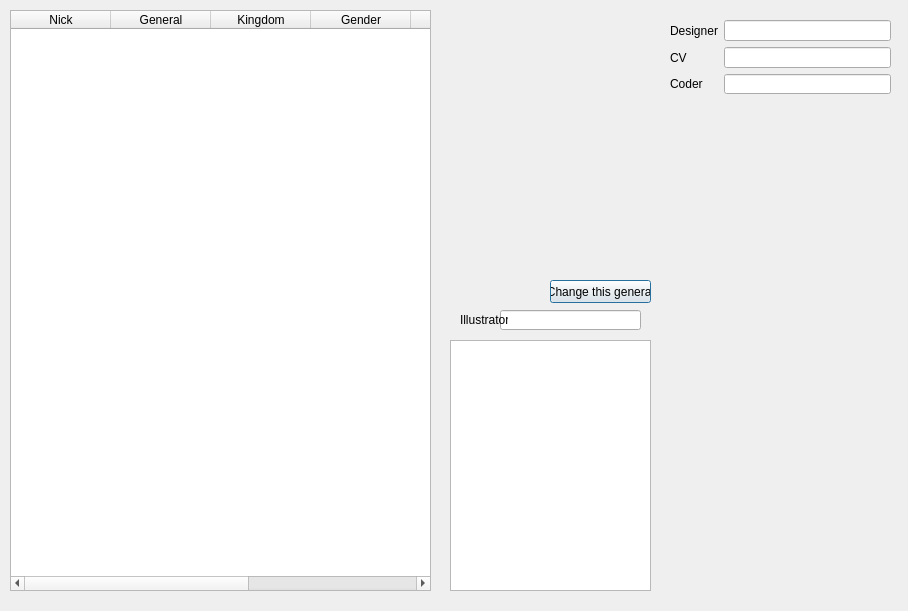
This is src/dialog/generaloverview.ui in wy19890204/Shuihusha as Qt 5 draws it before an edit. The edited form follows.
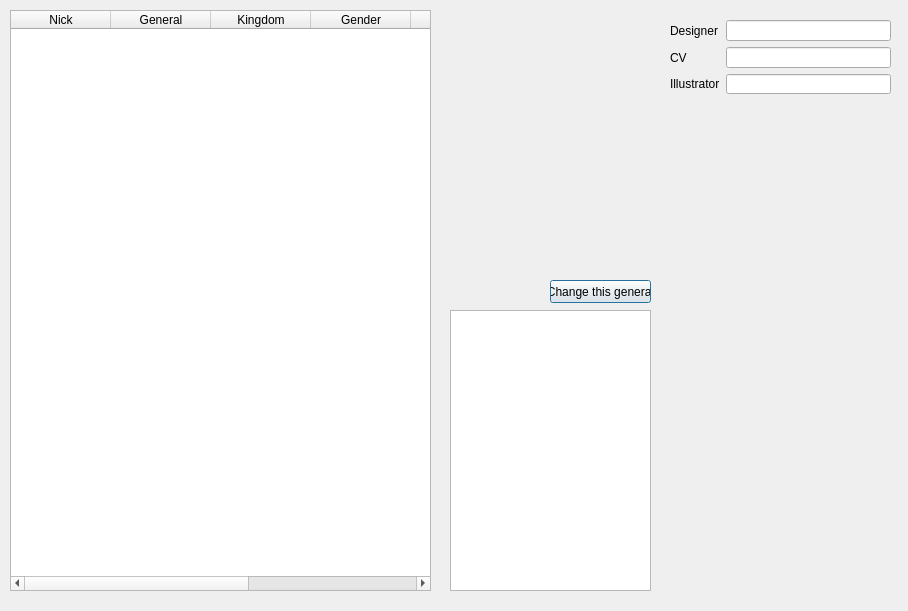
This is the edited form. Icons and pictures are not drawn.

Diff of the .ui file:
```diff
--- a/src/dialog/generaloverview.ui
+++ b/src/dialog/generaloverview.ui
@@ -77,9 +77,9 @@
    <property name="geometry">
     <rect>
      <x>450</x>
-     <y>340</y>
+     <y>310</y>
      <width>201</width>
-     <height>251</height>
+     <height>281</height>
     </rect>
    </property>
    <property name="readOnly">
@@ -176,14 +176,14 @@
      </widget>
     </item>
     <item row="2" column="0">
-     <widget class="QLabel" name="coderLabel">
+     <widget class="QLabel" name="illustratorLabel">
       <property name="text">
-       <string>Coder</string>
+       <string>Illustrator</string>
       </property>
      </widget>
     </item>
     <item row="2" column="1">
-     <widget class="QLineEdit" name="coderLineEdit">
+     <widget class="QLineEdit" name="illustratorLineEdit">
       <property name="frame">
        <bool>true</bool>
       </property>
@@ -197,26 +197,7 @@
     </item>
    </layout>
   </widget>
-  <widget class="QLineEdit" name="illustratorLineEdit">
-   <property name="geometry">
-    <rect>
-     <x>500</x>
-     <y>310</y>
-     <width>141</width>
-     <height>20</height>
-    </rect>
-   </property>
-   <property name="frame">
-    <bool>true</bool>
-   </property>
-   <property name="alignment">
-    <set>Qt::AlignCenter</set>
-   </property>
-   <property name="readOnly">
-    <bool>true</bool>
-   </property>
-  </widget>
-  <widget class="QLabel" name="illustratorLabel">
+  <widget class="QLabel" name="dvf">
    <property name="geometry">
     <rect>
      <x>460</x>
@@ -226,7 +207,7 @@
     </rect>
    </property>
    <property name="text">
-    <string>Illustrator</string>
+    <string/>
    </property>
   </widget>
   <widget class="QPushButton" name="changeGeneralButton">
```
